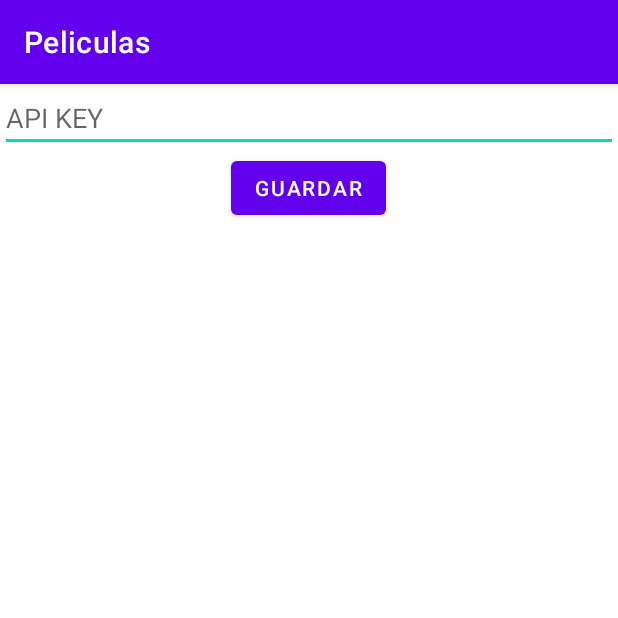
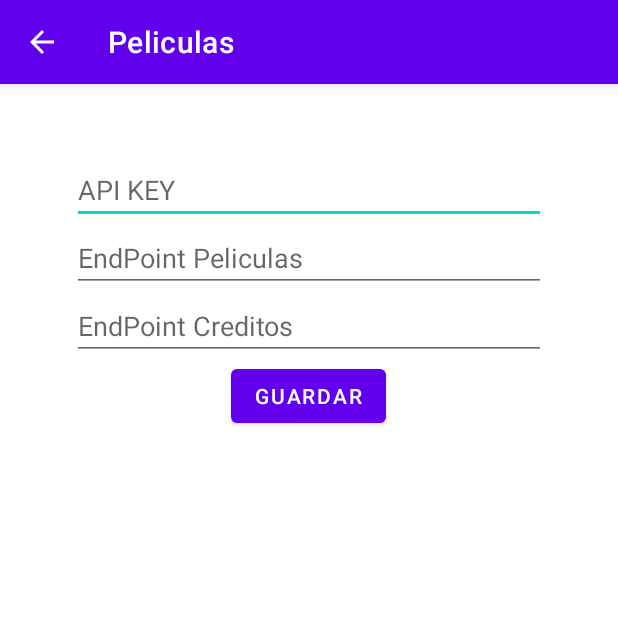
Before and after one commit to hectorOliSan/Peliculas, an Android app: the ConfiguracionActivity screen opened directly, with no data from a screen before it, on a phone screen of 412 x 824 dp, the top half of it. Run offline under Robolectric (Android 15) with nearby library versions, the phone set to English and light mode, and no system bars.

Commit message:
version 2

```diff
--- a/app/src/main/java/pgv/tema2/peliculas/ConfiguracionActivity.java
+++ b/app/src/main/java/pgv/tema2/peliculas/ConfiguracionActivity.java
@@ -11,7 +11,7 @@ import android.widget.Toast;
 
 public class ConfiguracionActivity extends AppCompatActivity {
     private SharedPreferences preferencias;
-    private EditText etApiKey;
+    private EditText etApiKey, epPeliculas, epCreditos;
     private Button btnGuardar;
 
     @Override
@@ -19,22 +19,39 @@ public class ConfiguracionActivity extends AppCompatActivity {
         super.onCreate(savedInstanceState);
         setContentView(R.layout.activity_configuration);
 
+        getSupportActionBar().setDisplayHomeAsUpEnabled(true);
+
         etApiKey = (EditText) findViewById(R.id.etApiKey);
+        epPeliculas = (EditText) findViewById(R.id.epPeliculas);
+        epCreditos = (EditText) findViewById(R.id.epCreditos);
         btnGuardar = (Button) findViewById(R.id.btnGuardar);
 
         // Preferencias.
         preferencias = getSharedPreferences("datos", Context.MODE_PRIVATE);
         // Mostrar en la pantalla.
         etApiKey.setText(preferencias.getString("api_key","") );
+        epPeliculas.setText(preferencias.getString("ep_peliculas","") );
+        epCreditos.setText(preferencias.getString("ep_creditos","") );
 
         btnGuardar.setOnClickListener( e -> {
-            //SharedPreferences.Editor editor = preferencias.edit();
-            //editor.putString("api_key", etApiKey.getText().toString());
-            //editor.commit();
+            // Guardar preferencias y salir
+            SharedPreferences.Editor editor = preferencias.edit();
+            editor.putString("api_key", etApiKey.getText().toString());
+            editor.putString("ep_peliculas", epPeliculas.getText().toString());
+            editor.putString("ep_creditos", epCreditos.getText().toString());
+            editor.commit();
+
             Toast t = Toast.makeText(getApplicationContext(), "Configuración " +
                     "guardada correctamente", Toast.LENGTH_SHORT);
                     t.show();
+
             finish();
         });
     }
+
+    @Override
+    public boolean onSupportNavigateUp() {
+        onBackPressed();
+        return false;
+    }
 }
--- a/app/src/main/res/layout/activity_configuration.xml
+++ b/app/src/main/res/layout/activity_configuration.xml
@@ -5,12 +5,23 @@
     android:orientation="vertical"
     android:layout_width="match_parent"
     android:layout_height="match_parent"
+    android:padding="@android:dimen/app_icon_size"
     tools:context=".ConfiguracionActivity">
 
     <EditText android:id="@+id/etApiKey"
         android:layout_width="match_parent"
         android:layout_height="wrap_content"
         android:hint="@string/api"/>
+
+    <EditText android:id="@+id/epPeliculas"
+        android:layout_width="match_parent"
+        android:layout_height="wrap_content"
+        android:hint="@string/pelis"/>
+
+    <EditText android:id="@+id/epCreditos"
+        android:layout_width="match_parent"
+        android:layout_height="wrap_content"
+        android:hint="@string/creditos"/>
 
     <Button android:id="@+id/btnGuardar"
         android:layout_width="wrap_content"
--- a/app/src/main/res/layout/activity_detalle.xml
+++ b/app/src/main/res/layout/activity_detalle.xml
@@ -6,4 +6,10 @@
     android:layout_height="match_parent"
     tools:context=".DetalleActivity">
 
+    <ImageView android:id="@+id/ivPortada"
+        android:layout_width="match_parent"
+        android:layout_height="300dp"
+        android:src="@mipmap/ic_user_round"
+        android:padding="20dp"/>
+
 </LinearLayout>
--- a/app/src/main/res/layout/lista_peliculas.xml
+++ b/app/src/main/res/layout/lista_peliculas.xml
@@ -45,20 +45,22 @@
         android:textSize="10dip" />
 
     <!-- Rightend Duration -->
+
+    <!-- Rightend Arrow -->
     <TextView
         android:id="@+id/tvFecha"
         android:layout_width="wrap_content"
         android:layout_height="wrap_content"
         android:layout_alignTop="@id/tvTitle"
         android:layout_alignParentRight="true"
-        android:layout_marginRight="5dip"
+        android:layout_marginTop="81dp"
+        android:layout_marginRight="10dp"
         android:gravity="right"
         android:text="5:45"
         android:textColor="#10bcc9"
         android:textSize="10dip"
         android:textStyle="bold" />
 
-    <!-- Rightend Arrow -->
     <ImageView android:layout_width="wrap_content"
         android:id="@+id/imagen"
         android:layout_height="wrap_content"
--- a/app/src/main/res/values/strings.xml
+++ b/app/src/main/res/values/strings.xml
@@ -4,6 +4,8 @@
     <string name="txt">Películas</string>
 
     <string name="api">API KEY</string>
+    <string name="pelis">EndPoint Peliculas</string>
+    <string name="creditos">EndPoint Creditos</string>
     <string name="guardar">Guardar</string>
 
     <string name="PGV">IES EL RINCÓN - 2021 PGV</string>
```
Also changed, not shown: app/src/main/java/pgv/tema2/peliculas/AcercaActivity.java (+6 -3 lines), app/src/main/java/pgv/tema2/peliculas/DetalleActivity.java (+35 -0 lines), app/src/main/java/pgv/tema2/peliculas/MainActivity.java (+15 -15 lines), app/src/main/res/layout/activity_acerca.xml (+10 -4 lines).
